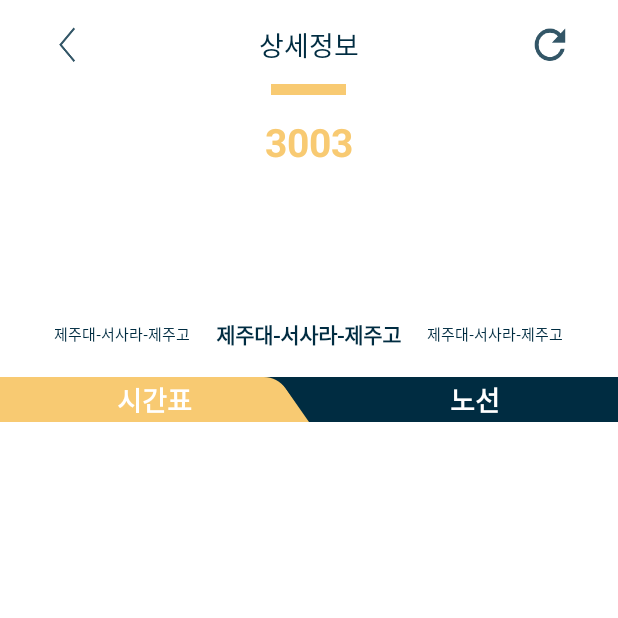
After one commit to JNU-tong/JNU-tong-android, an Android app: the BusTimeListFragment screen opened directly, with no data from a screen before it, on a phone screen of 412 x 824 dp, the top half of it. The commit adds this screen. Run offline under Robolectric (Android 15) with nearby library versions, the phone set to English and light mode, and no system bars.

Commit message:
세부정보 viewPager추가

```diff
--- a/app/src/main/java/kr/ac/jejunu/jnu_tong/detail/BusRecyclerAdapter.java
+++ b/app/src/main/java/kr/ac/jejunu/jnu_tong/detail/BusRecyclerAdapter.java
@@ -10,6 +10,7 @@ import java.util.LinkedList;
 import java.util.List;
 
 import kr.ac.jejunu.jnu_tong.R;
+import kr.ac.jejunu.jnu_tong.main.BusStopVO;
 
 /**
  * Created by seung-yeol on 2018. 4. 6..
@@ -31,7 +32,7 @@ public class BusRecyclerAdapter extends RecyclerView.Adapter<BusRecyclerAdapter.
 
     @Override
     public void onBindViewHolder(BusViewHolder holder, int position) {
-        holder.busStopName.setText(busStopVOS.get(position).getBusStopName());
+        holder.busStopName.setText(busStopVOS.get(position).getStationName());
     }
 
     @Override
--- a/app/src/main/java/kr/ac/jejunu/jnu_tong/detail/BusListFragment.java
+++ b/app/src/main/java/kr/ac/jejunu/jnu_tong/detail/BusStopListFragment.java
@@ -12,16 +12,17 @@ import android.view.ViewGroup;
 import java.util.ArrayList;
 
 import kr.ac.jejunu.jnu_tong.R;
+import kr.ac.jejunu.jnu_tong.main.BusStopVO;
 
 /**
  * Created by seung-yeol on 2018. 4. 6..
  */
 
-public class BusListFragment extends Fragment {
-    public static BusListFragment newInstance() {
+public class BusStopListFragment extends Fragment {
+    public static BusStopListFragment newInstance() {
         Bundle args = new Bundle();
 
-        BusListFragment fragment = new BusListFragment();
+        BusStopListFragment fragment = new BusStopListFragment();
         fragment.setArguments(args);
         return fragment;
     }
--- /dev/null
+++ b/app/src/main/java/kr/ac/jejunu/jnu_tong/detail/BusTimeListFragment.java
@@ -0,0 +1,54 @@
+package kr.ac.jejunu.jnu_tong.detail;
+
+import android.os.Bundle;
+import android.support.annotation.Nullable;
+import android.support.v4.app.Fragment;
+import android.support.v7.widget.LinearLayoutManager;
+import android.support.v7.widget.RecyclerView;
+import android.view.LayoutInflater;
+import android.view.View;
+import android.view.ViewGroup;
+
+import java.util.ArrayList;
+
+import kr.ac.jejunu.jnu_tong.R;
+import kr.ac.jejunu.jnu_tong.main.BusStopVO;
+import kr.ac.jejunu.jnu_tong.main.DepartureBusVO;
+
+/**
+ * Created by seung-yeol on 2018. 4. 10..
+ */
+
+public class BusTimeListFragment extends Fragment{
+
+    public static BusTimeListFragment newInstance() {
+        Bundle args = new Bundle();
+
+        BusTimeListFragment fragment = new BusTimeListFragment();
+        fragment.setArguments(args);
+        return fragment;
+    }
+
+    @Nullable
+    @Override
+    public View onCreateView(LayoutInflater inflater, @Nullable ViewGroup container, @Nullable Bundle savedInstanceState) {
+        View view = inflater.inflate( R.layout.fragment_bus_list, container, false);
+
+        return view;
+    }
+
+    @Override
+    public void onViewCreated(View view, @Nullable Bundle savedInstanceState) {
+        super.onViewCreated(view, savedInstanceState);
+
+        RecyclerView busRecyclerView = view.findViewById(R.id.recycler_view_bus);
+        BusTimeRecyclerAdapter adapter = new BusTimeRecyclerAdapter( testVOSCreate());
+
+        busRecyclerView.setLayoutManager(new LinearLayoutManager(getActivity()));
+        busRecyclerView.setAdapter(adapter);
+    }
+
+    private ArrayList<DepartureBusVO> testVOSCreate(){
+        return new ArrayList<>();
+    }
+}
--- /dev/null
+++ b/app/src/main/java/kr/ac/jejunu/jnu_tong/detail/BusTimeRecyclerAdapter.java
@@ -0,0 +1,54 @@
+package kr.ac.jejunu.jnu_tong.detail;
+
+import android.support.v7.widget.RecyclerView;
+import android.view.LayoutInflater;
+import android.view.View;
+import android.view.ViewGroup;
+import android.widget.TextView;
+
+import java.util.ArrayList;
+import java.util.List;
+
+import kr.ac.jejunu.jnu_tong.R;
+import kr.ac.jejunu.jnu_tong.main.DepartureBusVO;
+
+/**
+ * Created by seung-yeol on 2018. 4. 10..
+ */
+
+public class BusTimeRecyclerAdapter extends RecyclerView.Adapter<BusTimeRecyclerAdapter.BusTimeViewHolder>{
+    private ArrayList<DepartureBusVO> provider;
+
+    public BusTimeRecyclerAdapter(List<DepartureBusVO> provider) {
+        this.provider = new ArrayList<>(provider);
+    }
+
+    @Override
+    public BusTimeViewHolder onCreateViewHolder(ViewGroup parent, int viewType) {
+        View view = LayoutInflater.from(parent.getContext()).inflate(R.layout.item_bus_time_list, parent, false);
+
+        return new BusTimeRecyclerAdapter.BusTimeViewHolder(view);
+    }
+
+    @Override
+    public void onBindViewHolder(BusTimeViewHolder holder, int position) {
+
+    }
+
+    @Override
+    public int getItemCount() {
+        return provider.size();
+    }
+
+    class BusTimeViewHolder extends RecyclerView.ViewHolder {
+        TextView departureTime;
+        TextView countTime;
+
+        BusTimeViewHolder(View itemView) {
+            super(itemView);
+
+            departureTime = itemView.findViewById(R.id.text_departure_time);
+            countTime = itemView.findViewById(R.id.text_count_time);
+        }
+    }
+}
--- a/app/src/main/java/kr/ac/jejunu/jnu_tong/detail/DetailActivity.java
+++ b/app/src/main/java/kr/ac/jejunu/jnu_tong/detail/DetailActivity.java
@@ -2,11 +2,16 @@ package kr.ac.jejunu.jnu_tong.detail;
 
 import android.os.Bundle;
 import android.support.annotation.Nullable;
+import android.support.v4.app.Fragment;
 import android.support.v4.app.FragmentManager;
+import android.support.v4.app.FragmentPagerAdapter;
 import android.support.v4.app.FragmentTransaction;
+import android.support.v4.view.ViewPager;
 import android.support.v7.app.ActionBar;
 import android.support.v7.app.AppCompatActivity;
 import android.view.Menu;
+import android.view.View;
+import android.widget.TextView;
 
 import kr.ac.jejunu.jnu_tong.R;
 
@@ -15,12 +20,17 @@ import kr.ac.jejunu.jnu_tong.R;
  */
 
 public class DetailActivity extends AppCompatActivity {
+
+    private BusStopListFragment busStopListFragment;
+    private BusTimeListFragment busTimeListFragment;
+    private ViewPager viewPager;
+
     @Override
     protected void onCreate(@Nullable Bundle savedInstanceState) {
         super.onCreate(savedInstanceState);
         setContentView(R.layout.activity_detail);
 
-        initFragment();
+        initViewPager();
     }
 
     @Override
@@ -38,12 +48,60 @@ public class DetailActivity extends AppCompatActivity {
         return true;
     }
 
-    private void initFragment(){
-        BusListFragment busListFragment = BusListFragment.newInstance();
+    private void initViewPager(){
+        TextView left = findViewById(R.id.left_pager);
+        TextView right = findViewById(R.id.right_pager);
 
-        FragmentManager fragmentManager = getSupportFragmentManager();
-        FragmentTransaction fragmentTransaction = fragmentManager.beginTransaction();
-        fragmentTransaction.replace(R.id.fragment_bus_list, busListFragment);
-        fragmentTransaction.commit();
+        busStopListFragment = BusStopListFragment.newInstance();
+        busTimeListFragment = BusTimeListFragment.newInstance();
+
+        viewPager = findViewById(R.id.time_line_pager);
+        viewPager.setAdapter(new MyViewPagerAdapter(getSupportFragmentManager()));
+
+        viewPager.addOnPageChangeListener(new ViewPager.OnPageChangeListener() {
+            @Override
+            public void onPageScrolled(int position, float positionOffset, int positionOffsetPixels) {}
+
+            @Override
+            public void onPageSelected(int position) {
+                if (position == 0){
+                    left.setBackground(getResources().getDrawable(R.drawable.trapeze_shape_right_yellow));
+                    right.setBackground(null);
+                }
+                else {
+                    right.setBackground(getResources().getDrawable(R.drawable.trapeze_shape_left_yellow));
+                    left.setBackground(null);
+                }
+
+            }
+
+            @Override
+            public void onPageScrollStateChanged(int state) {}
+        });
+    }
+
+    class MyViewPagerAdapter extends FragmentPagerAdapter{
+        Fragment curFragment = busTimeListFragment;
+        MyViewPagerAdapter(FragmentManager fm) {
+            super(fm);
+        }
+
+        @Override
+        public Fragment getItem(int position) {
+            switch (position){
+                case 0:
+                    curFragment = busTimeListFragment;
+                    break;
+                case 1:
+                    curFragment = busStopListFragment;
+
+            }
+            return curFragment;
+        }
+
+        @Override
+        public int getCount() {
+            return 2;
+        }
     }
 }
--- a/app/src/main/java/kr/ac/jejunu/jnu_tong/main/BusStopVO.java
+++ b/app/src/main/java/kr/ac/jejunu/jnu_tong/main/BusStopVO.java
@@ -8,6 +8,12 @@ public class BusStopVO {
     private String stationId;
     private String stationName;
     private String stationOrder;
+
+    public BusStopVO(){}
+
+    public BusStopVO(String name){
+        stationName = name;
+    }
 
     public String getStationId() {
         return stationId;
--- a/app/src/main/java/kr/ac/jejunu/jnu_tong/main/MainActivity.java
+++ b/app/src/main/java/kr/ac/jejunu/jnu_tong/main/MainActivity.java
@@ -27,7 +27,7 @@ public class MainActivity extends AppCompatActivity {
     }
 
     private void testBusComeIn(){
-        View bus = View.inflate(this, R.layout.item_bus, null);
+        View bus = View.inflate(this, R.layout.vew_bus_num, null);
         bus.setOnClickListener(v->{
             Intent intent = new Intent(this, DetailActivity.class);
             startActivity(intent);
--- a/app/src/main/res/layout/activity_detail.xml
+++ b/app/src/main/res/layout/activity_detail.xml
@@ -63,37 +63,36 @@
 
 
 
-    <RelativeLayout
+    <LinearLayout
         android:layout_width="match_parent"
         android:layout_height="30dp"
         android:background="@color/navy">
         <TextView
-            android:id="@+id/left"
-            android:layout_width="168dp"
+            android:id="@+id/left_pager"
+            android:layout_width="0dp"
+            android:layout_weight="1"
             android:layout_height="match_parent"
             android:gravity="center"
+            android:background="@drawable/trapeze_shape_right_yellow"
             android:text="시간표"
             android:textStyle="bold"
             android:textSize="18sp"
             android:textColor="@color/white"/>
         <TextView
+            android:id="@+id/right_pager"
             android:layout_width="0dp"
             android:layout_height="match_parent"
-            android:background="@drawable/trapeze_shape"
-            android:layout_toEndOf="@+id/left"
-            android:layout_alignParentEnd="true"
+            android:layout_weight="1"
             android:paddingStart="16dp"
             android:gravity="center"
             android:text="노선"
             android:textSize="18sp"
             android:textStyle="bold"
             android:textColor="@color/white"/>
-    </RelativeLayout>
-    <LinearLayout
-        android:id="@+id/fragment_bus_list"
+    </LinearLayout>
+
+    <android.support.v4.view.ViewPager
+        android:id="@+id/time_line_pager"
         android:layout_width="match_parent"
-        android:layout_height="match_parent"
-        android:orientation="vertical"/>
-
-
+        android:layout_height="match_parent"/>
 </LinearLayout>
--- a/app/src/main/res/values/colors.xml
+++ b/app/src/main/res/values/colors.xml
@@ -5,6 +5,8 @@
     <color name="colorAccent">#FF4081</color>
 
     <color name="white">#ffffff</color>
+
+    <color name="red">#F03C45</color>
 
     <color name="gray">#676767</color>
     <color name="light_gray">#9a9a9a</color>
```
Also changed, not shown: app/src/main/java/kr/ac/jejunu/jnu_tong/detail/BusStopVO.java (deleted, +0 -25 lines), app/src/main/java/kr/ac/jejunu/jnu_tong/main/BusVO.java (deleted, +0 -28 lines), app/src/main/java/kr/ac/jejunu/jnu_tong/main/DepartureBusVO.java (added, +71 -0 lines), app/src/main/res/layout/fragment_recycler.xml (added, +11 -0 lines), app/src/main/res/layout/item_bus_time_list.xml (added, +47 -0 lines), app/src/main/res/drawable/trapeze_shape_left_yellow.png (renamed from app/src/main/res/drawable/trapeze_shape.png), app/src/main/res/drawable/trapeze_shape_right_yellow.png (added), app/src/main/res/layout/vew_bus_num.xml (renamed from app/src/main/res/layout/item_bus.xml).
